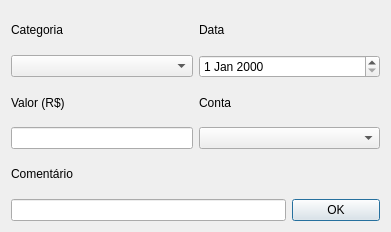
Old version of the form ui files/transaction.ui in the repository felipepo/FinancialHelper---PyQT.
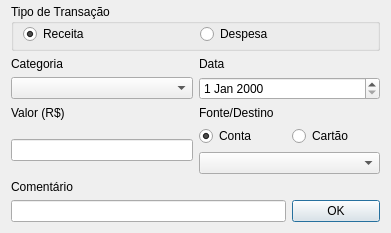
New version of the form.

What changed in the file:
```diff
--- a/ui files/transaction.ui
+++ b/ui files/transaction.ui
@@ -14,25 +14,11 @@
    <string>Dialog</string>
   </property>
   <layout class="QGridLayout" name="gridLayout">
-   <item row="4" column="0">
-    <widget class="QLabel" name="label_5">
-     <property name="styleSheet">
-      <string notr="true">font: 63 11pt &quot;Segoe UI Semibold&quot;;</string>
-     </property>
-     <property name="text">
-      <string>Comentário</string>
-     </property>
-    </widget>
-   </item>
-   <item row="5" column="3">
-    <widget class="QPushButton" name="pushButton">
-     <property name="text">
-      <string>OK</string>
-     </property>
-    </widget>
-   </item>
-   <item row="5" column="0" colspan="3">
-    <widget class="QLineEdit" name="lineEdit_3">
+   <property name="topMargin">
+    <number>4</number>
+   </property>
+   <item row="5" column="0" rowspan="2" colspan="2">
+    <widget class="QLineEdit" name="valueEdit">
      <property name="sizePolicy">
       <sizepolicy hsizetype="Preferred" vsizetype="Fixed">
        <horstretch>0</horstretch>
@@ -41,26 +27,23 @@
      </property>
     </widget>
    </item>
+   <item row="4" column="2" colspan="2">
+    <widget class="QLabel" name="label_4">
+     <property name="styleSheet">
+      <string notr="true">font: 63 11pt &quot;Segoe UI Semibold&quot;;</string>
+     </property>
+     <property name="text">
+      <string>Fonte/Destino</string>
+     </property>
+    </widget>
+   </item>
    <item row="3" column="0" colspan="2">
-    <widget class="QLineEdit" name="lineEdit_2">
-     <property name="sizePolicy">
-      <sizepolicy hsizetype="Preferred" vsizetype="Fixed">
-       <horstretch>0</horstretch>
-       <verstretch>0</verstretch>
-      </sizepolicy>
-     </property>
-    </widget>
+    <widget class="QComboBox" name="categoryCombo"/>
    </item>
    <item row="3" column="2" colspan="2">
-    <widget class="QComboBox" name="comboBox_2"/>
-   </item>
-   <item row="1" column="2" colspan="2">
     <widget class="QDateEdit" name="dateEdit"/>
    </item>
-   <item row="1" column="0" colspan="2">
-    <widget class="QComboBox" name="comboBox"/>
-   </item>
-   <item row="2" column="0" colspan="2">
+   <item row="4" column="0" colspan="2">
     <widget class="QLabel" name="label_3">
      <property name="styleSheet">
       <string notr="true">font: 63 11pt &quot;Segoe UI Semibold&quot;;</string>
@@ -70,27 +53,44 @@
      </property>
     </widget>
    </item>
-   <item row="2" column="2" colspan="2">
-    <widget class="QLabel" name="label_4">
-     <property name="styleSheet">
-      <string notr="true">font: 63 11pt &quot;Segoe UI Semibold&quot;;</string>
-     </property>
+   <item row="5" column="2">
+    <widget class="QRadioButton" name="radioButton">
      <property name="text">
       <string>Conta</string>
      </property>
+     <property name="checked">
+      <bool>true</bool>
+     </property>
     </widget>
    </item>
-   <item row="0" column="2" colspan="2">
-    <widget class="QLabel" name="label_2">
-     <property name="styleSheet">
-      <string notr="true">font: 63 11pt &quot;Segoe UI Semibold&quot;;</string>
+   <item row="5" column="3">
+    <widget class="QRadioButton" name="radioButton_2">
+     <property name="text">
+      <string>Cartão</string>
      </property>
+    </widget>
+   </item>
+   <item row="8" column="3">
+    <widget class="QPushButton" name="pushButton">
      <property name="text">
-      <string>Data</string>
+      <string>OK</string>
      </property>
     </widget>
    </item>
-   <item row="0" column="0" colspan="2">
+   <item row="6" column="2" colspan="2">
+    <widget class="QComboBox" name="accCombo"/>
+   </item>
+   <item row="8" column="0" colspan="3">
+    <widget class="QLineEdit" name="commentEdit">
+     <property name="sizePolicy">
+      <sizepolicy hsizetype="Preferred" vsizetype="Fixed">
+       <horstretch>0</horstretch>
+       <verstretch>0</verstretch>
+      </sizepolicy>
+     </property>
+    </widget>
+   </item>
+   <item row="2" column="0" colspan="2">
     <widget class="QLabel" name="label">
      <property name="styleSheet">
       <string notr="true">font: 63 11pt &quot;Segoe UI Semibold&quot;;</string>
@@ -100,6 +100,70 @@
      </property>
     </widget>
    </item>
+   <item row="7" column="0">
+    <widget class="QLabel" name="label_5">
+     <property name="styleSheet">
+      <string notr="true">font: 63 11pt &quot;Segoe UI Semibold&quot;;</string>
+     </property>
+     <property name="text">
+      <string>Comentário</string>
+     </property>
+    </widget>
+   </item>
+   <item row="2" column="2" colspan="2">
+    <widget class="QLabel" name="label_2">
+     <property name="styleSheet">
+      <string notr="true">font: 63 11pt &quot;Segoe UI Semibold&quot;;</string>
+     </property>
+     <property name="text">
+      <string>Data</string>
+     </property>
+    </widget>
+   </item>
+   <item row="1" column="0" colspan="4">
+    <widget class="QGroupBox" name="groupBox">
+     <property name="title">
+      <string>Tipo de Transação</string>
+     </property>
+     <layout class="QHBoxLayout" name="horizontalLayout">
+      <property name="spacing">
+       <number>0</number>
+      </property>
+      <property name="leftMargin">
+       <number>9</number>
+      </property>
+      <property name="topMargin">
+       <number>0</number>
+      </property>
+      <property name="rightMargin">
+       <number>0</number>
+      </property>
+      <property name="bottomMargin">
+       <number>4</number>
+      </property>
+      <item>
+       <widget class="QRadioButton" name="Revenue">
+        <property name="text">
+         <string>Receita</string>
+        </property>
+        <property name="checked">
+         <bool>true</bool>
+        </property>
+       </widget>
+      </item>
+      <item>
+       <widget class="QRadioButton" name="Expense">
+        <property name="text">
+         <string>Despesa</string>
+        </property>
+        <property name="checked">
+         <bool>false</bool>
+        </property>
+       </widget>
+      </item>
+     </layout>
+    </widget>
+   </item>
   </layout>
  </widget>
  <resources/>
```
